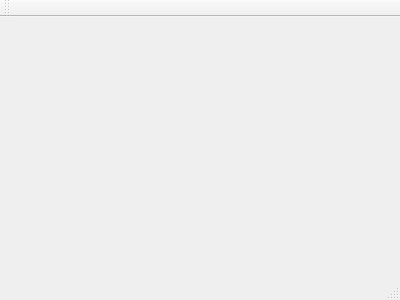
Old version of the form src/qregexwidget.ui in the repository Crystalix007/QRegexWidget.
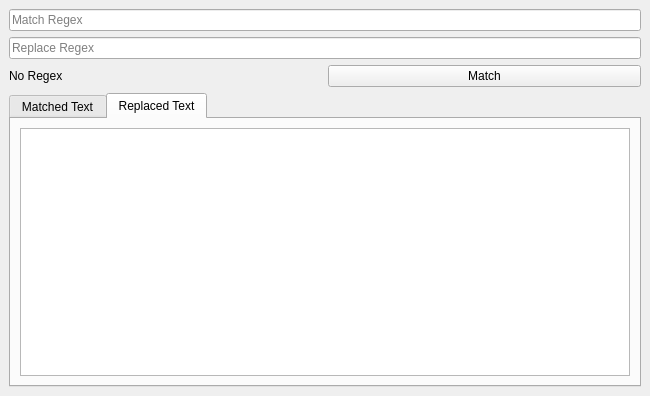
New version of the form. The open tabs and pages were chosen to show the change. Icons and pictures are not drawn.

Commit message: Implemented match visualisation and replace functionality.

```diff
--- a/src/qregexwidget.ui
+++ b/src/qregexwidget.ui
@@ -6,24 +6,93 @@
    <rect>
     <x>0</x>
     <y>0</y>
-    <width>400</width>
-    <height>300</height>
+    <width>650</width>
+    <height>396</height>
    </rect>
   </property>
   <property name="windowTitle">
    <string>QRegexWidget</string>
   </property>
-  <widget class="QWidget" name="centralWidget"/>
-  <widget class="QMenuBar" name="menuBar"/>
-  <widget class="QToolBar" name="mainToolBar">
-   <attribute name="toolBarArea">
-    <enum>TopToolBarArea</enum>
-   </attribute>
-   <attribute name="toolBarBreak">
-    <bool>false</bool>
-   </attribute>
+  <property name="windowIcon">
+   <iconset>
+    <normaloff>../QRegexWidget.png</normaloff>../QRegexWidget.png</iconset>
+  </property>
+  <widget class="QWidget" name="centralWidget">
+   <layout class="QVBoxLayout" name="verticalLayout">
+    <item>
+     <widget class="QLineEdit" name="matchRegex">
+      <property name="placeholderText">
+       <string>Match Regex</string>
+      </property>
+     </widget>
+    </item>
+    <item>
+     <widget class="QLineEdit" name="replaceRegex">
+      <property name="toolTip">
+       <string>&lt;html&gt;&lt;head/&gt;&lt;body&gt;&lt;p&gt;The underlying library used here uses a limited susbset of replace syntax.&lt;/p&gt;&lt;p&gt;To reference a group, use $n, where n is the number of the group.&lt;/p&gt;&lt;p&gt;&lt;br/&gt;&lt;/p&gt;&lt;p&gt;To replace with group 0-9 without a space, write n as a two digit number.&lt;/p&gt;&lt;p&gt;For example: $01, $02, $03, ...&lt;/p&gt;&lt;p&gt;Then, literal numbers can be written after.&lt;/p&gt;&lt;/body&gt;&lt;/html&gt;</string>
+      </property>
+      <property name="placeholderText">
+       <string>Replace Regex</string>
+      </property>
+     </widget>
+    </item>
+    <item>
+     <layout class="QHBoxLayout" name="horizontalLayout">
+      <item>
+       <widget class="QLabel" name="label">
+        <property name="text">
+         <string>No Regex</string>
+        </property>
+       </widget>
+      </item>
+      <item>
+       <widget class="QPushButton" name="matchButton">
+        <property name="text">
+         <string>Match</string>
+        </property>
+       </widget>
+      </item>
+     </layout>
+    </item>
+    <item>
+     <widget class="QTabWidget" name="tabWidget">
+      <property name="currentIndex">
+       <number>0</number>
+      </property>
+      <widget class="QWidget" name="matchTextTab">
+       <attribute name="title">
+        <string>Matched Text</string>
+       </attribute>
+       <layout class="QVBoxLayout" name="verticalLayout_2">
+        <item>
+         <widget class="QPlainTextEdit" name="matchedText"/>
+        </item>
+       </layout>
+      </widget>
+      <widget class="QWidget" name="replacedTextTab">
+       <attribute name="title">
+        <string>Replaced Text</string>
+       </attribute>
+       <layout class="QVBoxLayout" name="verticalLayout_3">
+        <item>
+         <widget class="QPlainTextEdit" name="replacedText">
+          <property name="acceptDrops">
+           <bool>false</bool>
+          </property>
+          <property name="undoRedoEnabled">
+           <bool>false</bool>
+          </property>
+          <property name="readOnly">
+           <bool>true</bool>
+          </property>
+         </widget>
+        </item>
+       </layout>
+      </widget>
+     </widget>
+    </item>
+   </layout>
   </widget>
-  <widget class="QStatusBar" name="statusBar"/>
  </widget>
  <resources/>
  <connections/>
```
The commit also changes 5 other files.
